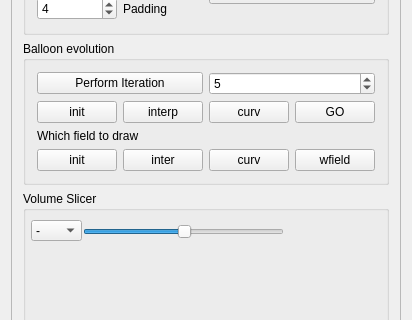
cnr-isti-vclab/meshlab, file src/meshlabplugins/edit_vase/vasewidget.ui: the form before one commit; both pictures show x 0 to 412 and y 185 to 505 of the 412 by 836 pixel window.
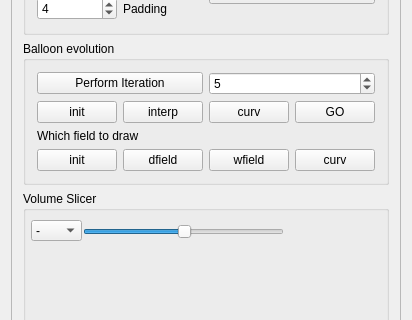
The form after the commit.

```diff
--- a/src/meshlabplugins/edit_vase/vasewidget.ui
+++ b/src/meshlabplugins/edit_vase/vasewidget.ui
@@ -270,14 +270,7 @@
            <item>
             <widget class="QPushButton" name="button_view_dfield_interp">
              <property name="text">
-              <string>inter</string>
-             </property>
-            </widget>
-           </item>
-           <item>
-            <widget class="QPushButton" name="button_view_curvature">
-             <property name="text">
-              <string>curv</string>
+              <string>dfield</string>
              </property>
             </widget>
            </item>
@@ -288,6 +281,13 @@
              </property>
             </widget>
            </item>
+           <item>
+            <widget class="QPushButton" name="button_view_curvature">
+             <property name="text">
+              <string>curv</string>
+             </property>
+            </widget>
+           </item>
           </layout>
          </item>
         </layout>
```
